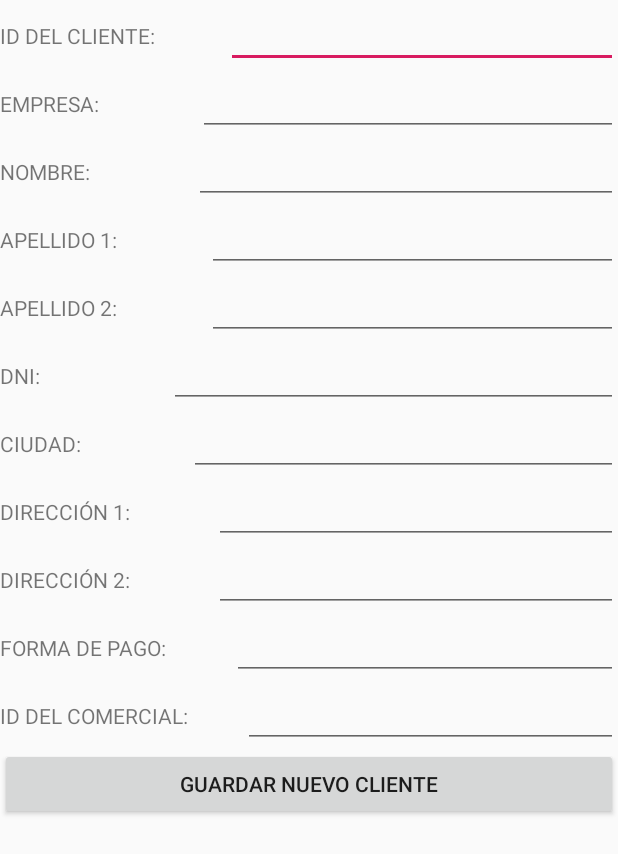
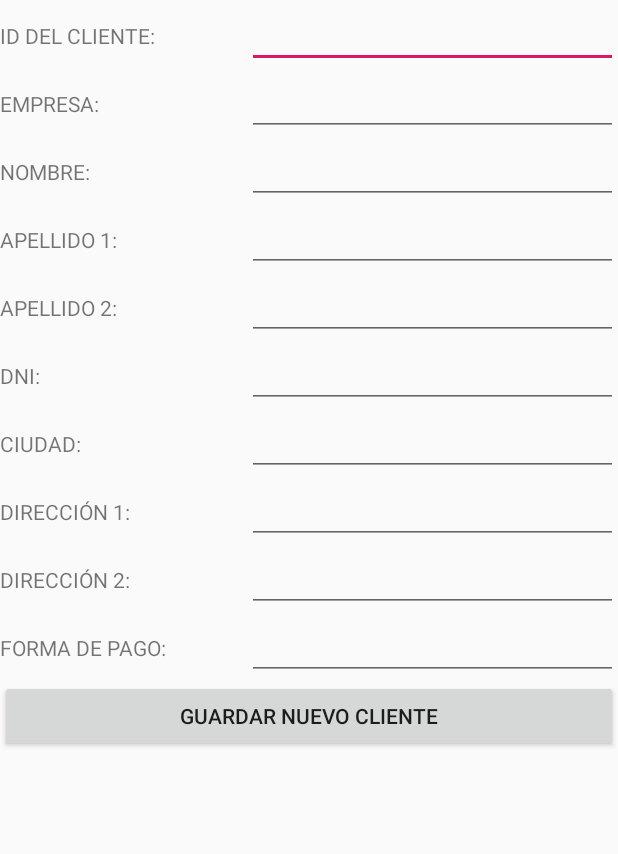
Before and after one commit to jonberge1337/AndroidProyecto, an Android app: the layout fragment_crear_partner.xml on its own in the app's theme, with its tools: preview values and no code run, on a phone screen of 412 x 824 dp. Shown: the top 854 px of the screen. Run offline under Robolectric (Android 15) with nearby library versions, the phone set to English and light mode, and no system bars.

Commit message:
estamos queriendo abrir un fragment con un boton

```diff
--- a/app/src/main/AndroidManifest.xml
+++ b/app/src/main/AndroidManifest.xml
@@ -39,6 +39,12 @@
                 <category android:name="android.intent.category.LAUNCHER" />
             </intent-filter>
         </activity>
+        <activity
+            android:name="com.example.comercialesapp.ui.partners.EscrituraPartners"
+            android:label="@string/app_name"
+            />
+
+
     </application>
 
 </manifest>
--- a/app/src/main/res/layout/fragment_crear_partner.xml
+++ b/app/src/main/res/layout/fragment_crear_partner.xml
@@ -1,6 +1,7 @@
 <?xml version="1.0" encoding="utf-8"?>
 <LinearLayout xmlns:android="http://schemas.android.com/apk/res/android"
     xmlns:app="http://schemas.android.com/apk/res-auto"
+    android:id="@+id/layoutCreacionPartners"
     android:layout_width="match_parent"
     android:layout_height="match_parent">
 
@@ -33,16 +34,16 @@
 
                         <TextView
                             android:id="@+id/lblIDNuevo"
-                            android:layout_width="wrap_content"
+                            android:layout_width="0px"
                             android:layout_height="wrap_content"
                             android:layout_weight="1"
                             android:text="@string/id_cliente" />
 
                         <EditText
                             android:id="@+id/txtIDNuevo"
-                            android:layout_width="wrap_content"
+                            android:layout_width="0px"
                             android:layout_height="wrap_content"
-                            android:layout_weight="1"
+                            android:layout_weight="1.5"
                             android:ems="10"
                             android:inputType="number" />
 
@@ -56,16 +57,16 @@
 
                         <TextView
                             android:id="@+id/lblEmpresa"
-                            android:layout_width="wrap_content"
+                            android:layout_width="0px"
                             android:layout_height="wrap_content"
                             android:layout_weight="1"
                             android:text="@string/empresa_cliente" />
 
                         <EditText
                             android:id="@+id/txtEmpresaNuevo"
-                            android:layout_width="wrap_content"
+                            android:layout_width="0px"
                             android:layout_height="wrap_content"
-                            android:layout_weight="1"
+                            android:layout_weight="1.5"
                             android:ems="10"
                             android:inputType="textPersonName" />
                     </LinearLayout>
@@ -78,16 +79,16 @@
 
                         <TextView
                             android:id="@+id/lblNombreNuevo"
-                            android:layout_width="wrap_content"
+                            android:layout_width="0px"
                             android:layout_height="wrap_content"
                             android:layout_weight="1"
                             android:text="@string/nombre_cliente" />
 
                         <EditText
                             android:id="@+id/txtNombreNuevo"
-                            android:layout_width="wrap_content"
+                            android:layout_width="0px"
                             android:layout_height="wrap_content"
-                            android:layout_weight="1"
+                            android:layout_weight="1.5"
                             android:ems="10"
                             android:inputType="textPersonName" />
                     </LinearLayout>
@@ -100,16 +101,16 @@
 
                         <TextView
                             android:id="@+id/lblApellido1Nuevo"
-                            android:layout_width="wrap_content"
+                            android:layout_width="0px"
                             android:layout_height="wrap_content"
                             android:layout_weight="1"
                             android:text="@string/apellido_1_cliente" />
 
                         <EditText
                             android:id="@+id/txtApellido1Nuevo"
-                            android:layout_width="wrap_content"
+                            android:layout_width="0px"
                             android:layout_height="wrap_content"
-                            android:layout_weight="1"
+                            android:layout_weight="1.5"
                             android:ems="10"
                             android:inputType="textPersonName" />
                     </LinearLayout>
@@ -122,16 +123,16 @@
 
                         <TextView
                             android:id="@+id/lblApellido2Nuevo"
-                            android:layout_width="wrap_content"
+                            android:layout_width="0px"
                             android:layout_height="wrap_content"
                             android:layout_weight="1"
                             android:text="@string/apellido_2_cliente" />
 
                         <EditText
                             android:id="@+id/txtApellido2Nuevo"
-                            android:layout_width="wrap_content"
+                            android:layout_width="0px"
                             android:layout_height="wrap_content"
-                            android:layout_weight="1"
+                            android:layout_weight="1.5"
                             android:ems="10"
                             android:inputType="textPersonName" />
                     </LinearLayout>
@@ -144,16 +145,16 @@
 
                         <TextView
                             android:id="@+id/lblDNINuevo"
-                            android:layout_width="wrap_content"
+                            android:layout_width="0px"
                             android:layout_height="wrap_content"
                             android:layout_weight="1"
                             android:text="@string/dni_cliente" />
 
                         <EditText
                             android:id="@+id/txtDNINuevo"
-                            android:layout_width="wrap_content"
+                            android:layout_width="0px"
                             android:layout_height="wrap_content"
-                            android:layout_weight="1"
+                            android:layout_weight="1.5"
                             android:ems="10"
                             android:inputType="textPersonName" />
                     </LinearLayout>
@@ -166,16 +167,16 @@
 
                         <TextView
                             android:id="@+id/lblCiudadNuevo"
-                            android:layout_width="wrap_content"
+                            android:layout_width="0px"
                             android:layout_height="wrap_content"
                             android:layout_weight="1"
                             android:text="@string/ciudad_cliente" />
 
                         <EditText
                             android:id="@+id/txtCiudadNuevo"
-                            android:layout_width="wrap_content"
+                            android:layout_width="0px"
                             android:layout_height="wrap_content"
-                            android:layout_weight="1"
+                            android:layout_weight="1.5"
                             android:ems="10"
                             android:inputType="textPersonName" />
                     </LinearLayout>
@@ -188,16 +189,16 @@
 
                         <TextView
                             android:id="@+id/lblDireccion1Nuevo"
-                            android:layout_width="wrap_content"
+                            android:layout_width="0px"
                             android:layout_height="wrap_content"
                             android:layout_weight="1"
                             android:text="@string/direccion_1_cliente" />
 
                         <EditText
                             android:id="@+id/txtDireccion1Nuevo"
-                            android:layout_width="wrap_content"
+                            android:layout_width="0px"
                             android:layout_height="wrap_content"
-                            android:layout_weight="1"
+                            android:layout_weight="1.5"
                             android:ems="10"
                             android:inputType="text"
                             android:singleLine="true" />
@@ -211,16 +212,16 @@
 
                         <TextView
                             android:id="@+id/lblDireccion2Nuevo"
-                            android:layout_width="wrap_content"
+                            android:layout_width="0px"
                             android:layout_height="wrap_content"
                             android:layout_weight="1"
                             android:text="@string/direccion_2_cliente" />
 
                         <EditText
                             android:id="@+id/txtDireccion2Nuevo"
-                            android:layout_width="wrap_content"
+                            android:layout_width="0px"
                             android:layout_height="wrap_content"
-                            android:layout_weight="1"
+                            android:layout_weight="1.5"
                             android:ems="10"
                             android:inputType="text" />
                     </LinearLayout>
@@ -233,44 +234,49 @@
 
                         <TextView
                             android:id="@+id/lblFPNuevo"
-                            android:layout_width="wrap_content"
+                            android:layout_width="0px"
                             android:layout_height="wrap_content"
                             android:layout_weight="1"
                             android:text="@string/forma_de_pago_cliente" />
 
                         <EditText
                             android:id="@+id/txtFPNuevo"
-                            android:layout_width="wrap_content"
+                            android:layout_width="0px"
                             android:layout_height="wrap_content"
-                            android:layout_weight="1"
+                            android:layout_weight="1.5"
                             android:ems="10"
                             android:inputType="textPersonName" />
                     </LinearLayout>
 
-                    <LinearLayout
-                        android:id="@+id/layoutComercialNuevo"
-                        android:layout_width="match_parent"
-                        android:layout_height="wrap_content"
-                        android:orientation="horizontal">
+<!--                    <LinearLayout-->
+<!--                        android:id="@+id/layoutComercialNuevo"-->
+<!--                        android:layout_width="match_parent"-->
+<!--                        android:layout_height="wrap_content"-->
+<!--                        android:orientation="horizontal">-->
 
-                        <TextView
-                            android:id="@+id/lblComercialNuevo"
-                            android:layout_width="wrap_content"
-                            android:layout_height="wrap_content"
-                            android:layout_weight="1"
-                            android:text="@string/id_comercial_cliente" />
+<!--                        <TextView-->
+<!--                            android:id="@+id/lblComercialNuevo"-->
+<!--                            android:layout_width="0px"-->
+<!--                            android:layout_height="wrap_content"-->
+<!--                            android:layout_weight="1"-->
+<!--                            android:text="@string/id_comercial_cliente" />-->
 
-                        <EditText
-                            android:id="@+id/txtComercialNuevo"
-                            android:layout_width="wrap_content"
-                            android:layout_height="wrap_content"
-                            android:layout_weight="1"
-                            android:ems="10"
-                            android:inputType="number" />
-                    </LinearLayout>
+<!--                        <EditText-->
+<!--                            android:id="@+id/txtComercialNuevo"-->
+<!--                            android:layout_width="wrap_content"-->
+<!--                            android:layout_height="wrap_content"-->
+<!--                            android:layout_weight="1"-->
+<!--                            android:ems="10"-->
+<!--                            android:inputType="number" />-->
+<!--                        <Spinner-->
+<!--                            android:layout_width="0px"-->
+<!--                            android:layout_height="wrap_content"-->
+<!--                            android:layout_weight="1.5"-->
+<!--                            />-->
+<!--                    </LinearLayout>-->
 
                     <Button
-                        android:id="@+id/btnClienteNuevo"
+                        android:id="@+id/btnPartnerNuevo"
                         android:layout_width="match_parent"
                         android:layout_height="wrap_content"
                         android:text="@string/agregar" />
--- a/app/src/main/res/layout/fragment_partners.xml
+++ b/app/src/main/res/layout/fragment_partners.xml
@@ -16,13 +16,13 @@
         android:text="@string/actuales" />
 
     <ListView
+        android:id="@+id/lstPartnersMostrar"
         android:layout_width="match_parent"
         android:layout_height="wrap_content"
-
         />
 
     <Button
-        android:id="@+id/button2"
+        android:id="@+id/btnAbrirCreacionPartner"
         android:layout_width="wrap_content"
         android:layout_height="wrap_content"
         android:layout_gravity="right"
--- a/app/src/main/res/navigation/mobile_navigation.xml
+++ b/app/src/main/res/navigation/mobile_navigation.xml
@@ -19,7 +19,7 @@
 
     <fragment
         android:id="@+id/nav_slideshow"
-        android:name="com.example.comercialesapp.ui.partners.Partners"
+        android:name="com.example.comercialesapp.ui.partners.LecturaPartners"
         android:label="@string/menu_slideshow"
         tools:layout="@layout/fragment_partners" />
 
```
Also changed, not shown: app/src/main/java/com/example/comercialesapp/ui/partners/AdaptadorPartner.java (+6 -4 lines), app/src/main/java/com/example/comercialesapp/ui/partners/ArchivoXML.java (+42 -8 lines), app/src/main/java/com/example/comercialesapp/ui/partners/EscrituraPartners.java (added, +85 -0 lines), app/src/main/java/com/example/comercialesapp/ui/partners/LecturaPartners.java (added, +58 -0 lines), app/src/main/java/com/example/comercialesapp/ui/partners/Partners.java (deleted, +0 -31 lines).
